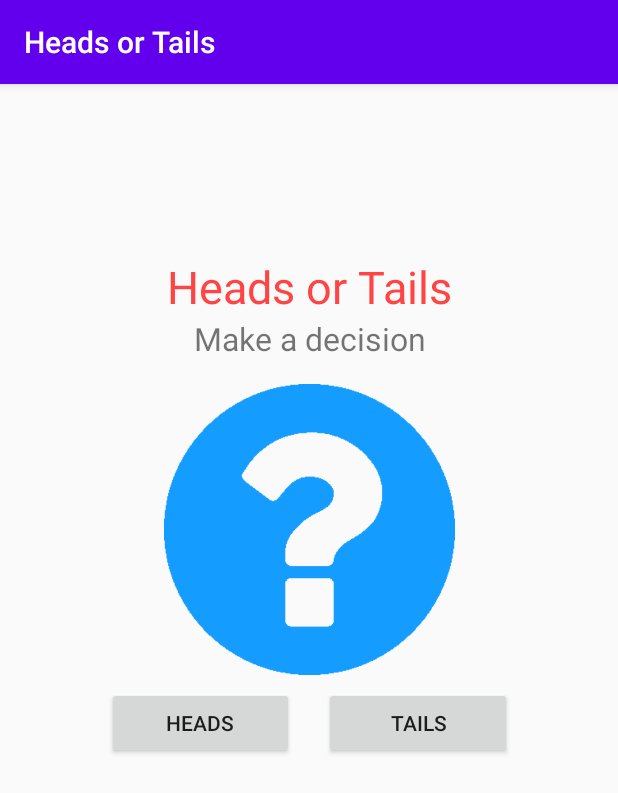
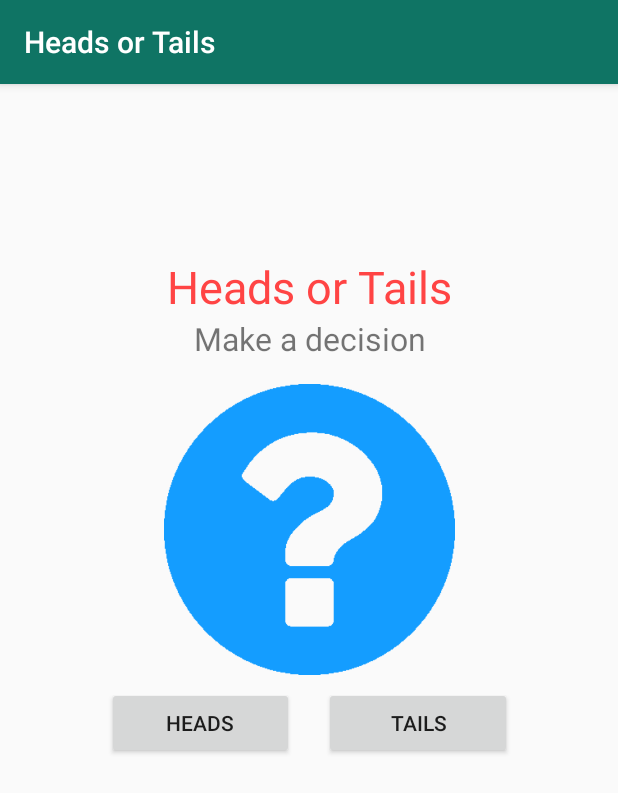
Before and after one commit to jesuspinar/caracruz, an Android app: the screen it shows after launch (MainActivity), on a phone screen of 412 x 824 dp. Shown: the top 793 px of the screen. Run offline under Robolectric (Android 15) with nearby library versions, the light colour scheme and no system bars.

Commit message:
Adding colors

```diff
--- a/app/src/main/res/values-night/themes.xml
+++ b/app/src/main/res/values-night/themes.xml
@@ -2,9 +2,8 @@
     <!-- Base application theme. -->
     <style name="Theme.Caracruz" parent="Theme.AppCompat.Light.DarkActionBar">
         <!-- Primary brand color. -->
-        <item name="colorPrimary">@color/purple_200</item>
-        <item name="colorPrimaryDark">@color/purple_700</item>
-        <item name="colorAccent">@color/teal_200</item>
+        <item name="colorPrimary">@color/green_700</item>
+        <item name="colorPrimaryDark">@color/green_700</item>
         <!-- Customize your theme here. -->
     </style>
 </resources>
--- a/app/src/main/res/values/colors.xml
+++ b/app/src/main/res/values/colors.xml
@@ -1,10 +1,8 @@
 <?xml version="1.0" encoding="utf-8"?>
 <resources>
-    <color name="purple_200">#FFBB86FC</color>
-    <color name="purple_500">#FF6200EE</color>
-    <color name="purple_700">#FF3700B3</color>
-    <color name="teal_200">#FF03DAC5</color>
-    <color name="teal_700">#FF018786</color>
+    <color name="green_200">#1CDABC</color>
+    <color name="green_500">#16B199</color>
+    <color name="green_700">#0F7464</color>
     <color name="black">#FF000000</color>
     <color name="white">#FFFFFFFF</color>
 </resources>
--- a/app/src/main/res/values/themes.xml
+++ b/app/src/main/res/values/themes.xml
@@ -2,9 +2,8 @@
     <!-- Base application theme. -->
     <style name="Theme.Caracruz" parent="Theme.AppCompat.Light.DarkActionBar">
         <!-- Primary brand color. -->
-        <item name="colorPrimary">@color/purple_500</item>
-        <item name="colorPrimaryDark">@color/purple_700</item>
-        <item name="colorAccent">@color/teal_200</item>
+        <item name="colorPrimary">@color/green_700</item>
+        <item name="colorPrimaryDark">@color/green_700</item>
         <!-- Customize your theme here. -->
     </style>
 </resources>
```
